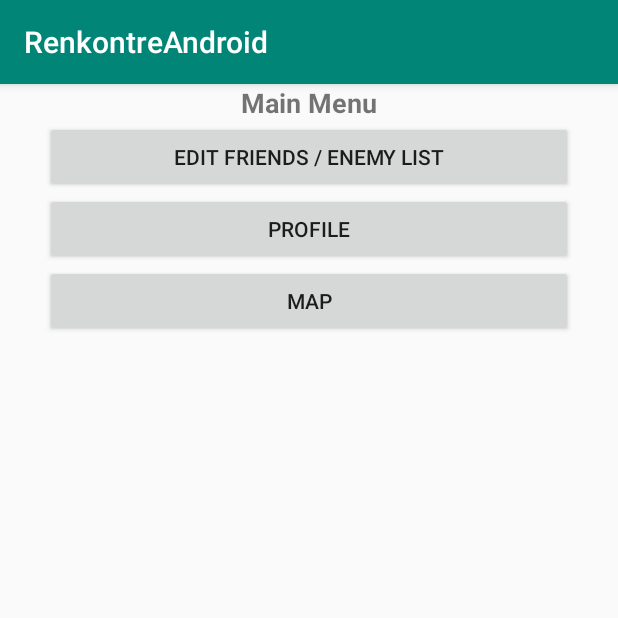
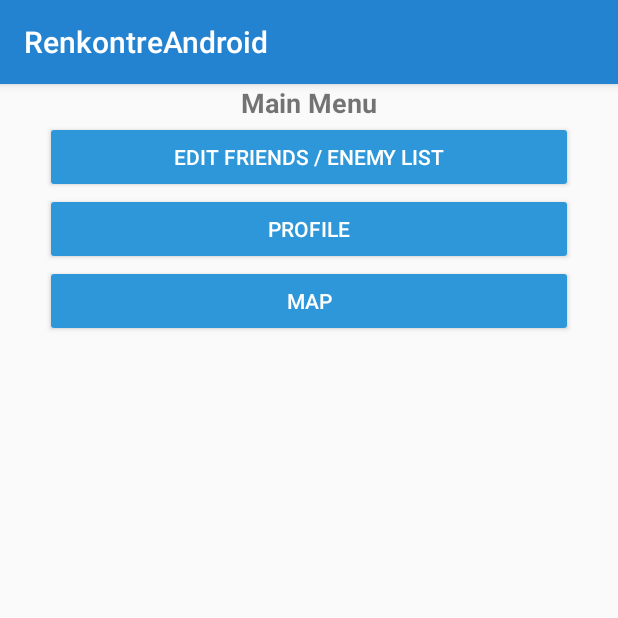
Before and after one commit to Tenshi25/RenkontreAndroid, an Android app: the Accueil_activity screen opened directly, with no data from a screen before it, on a phone screen of 412 x 824 dp, the top half of it. Run offline under Robolectric (Android 15) with nearby library versions, the phone set to English and light mode, and no system bars; our stand-ins replace Firebase (no records; nobody signed in at launch, a user with empty details on screens opened directly).

Commit message:
maj interface Graphique

```diff
--- a/app/src/main/java/master/ccm/renkontreandroid/MapActivity.java
+++ b/app/src/main/java/master/ccm/renkontreandroid/MapActivity.java
@@ -7,6 +7,8 @@ import android.Manifest;
 import android.content.ContentResolver;
 import android.content.Intent;
 import android.database.Cursor;
+import android.graphics.Color;
+import android.graphics.drawable.ColorDrawable;
 import android.os.Bundle;
 import android.provider.ContactsContract;
 import android.text.Editable;
@@ -60,7 +62,6 @@ public class MapActivity extends AppCompatActivity implements OnMapReadyCallback
         setContentView(R.layout.activity_map);
 
         PermissionUtils.askAllPermission(this);
-
         this.userNumberMap = new HashMap<>();
         this.maxDistanceInKm = 9999999.99;
         this.editTextMaxDistanceInKm = findViewById(R.id.id_map_value_max_distance);
--- /dev/null
+++ b/app/src/main/res/color/blue.xml
@@ -0,0 +1,4 @@
+<?xml version="1.0" encoding="utf-8"?>
+<selector xmlns:android="http://schemas.android.com/apk/res/android">
+
+</selector>
--- a/app/src/main/res/layout/layout_list_friends_enemy.xml
+++ b/app/src/main/res/layout/layout_list_friends_enemy.xml
@@ -12,8 +12,10 @@
         android:layout_height="wrap_content"
         android:layout_marginStart="16dp"
         android:layout_marginBottom="16dp"
+        android:backgroundTint="#2E97D9"
         android:onClick="onClickReturn"
         android:text="@string/bt_return"
+        android:textColor="@color/common_google_signin_btn_text_dark_pressed"
         app:layout_constraintBottom_toBottomOf="parent"
         app:layout_constraintStart_toStartOf="parent" />
 
--- a/app/src/main/res/layout/menu_home.xml
+++ b/app/src/main/res/layout/menu_home.xml
@@ -16,22 +16,28 @@
         android:id="@+id/bt_listFriendsEnemy"
         android:layout_width="match_parent"
         android:layout_height="wrap_content"
+        android:backgroundTint="#2E97D9"
         android:onClick="onClickFriendsEnemyList"
-        android:text="@string/bt_List_friends_ennemy" />
+        android:text="@string/bt_List_friends_ennemy"
+        android:textColor="@color/common_google_signin_btn_text_dark_default" />
 
     <Button
         android:id="@+id/bt_profile"
         android:layout_width="match_parent"
         android:layout_height="wrap_content"
+        android:backgroundTint="#2E97D9"
         android:onClick="onClickProfile"
-        android:text="@string/bt_to_profile" />
+        android:text="@string/bt_to_profile"
+        android:textColor="@color/common_google_signin_btn_text_dark_default" />
 
 
     <Button
         android:id="@+id/bt_map"
         android:layout_width="match_parent"
         android:layout_height="wrap_content"
+        android:backgroundTint="#2E97D9"
         android:onClick="onClickMap"
-        android:text="@string/bt_to_map" />
+        android:text="@string/bt_to_map"
+        android:textColor="@color/common_google_signin_btn_text_dark_default" />
 
 </LinearLayout>
--- a/app/src/main/res/values/colors.xml
+++ b/app/src/main/res/values/colors.xml
@@ -1,6 +1,6 @@
 <?xml version="1.0" encoding="utf-8"?>
 <resources>
-    <color name="colorPrimary">#008577</color>
-    <color name="colorPrimaryDark">#00574B</color>
-    <color name="colorAccent">#D81B60</color>
+    <color name="colorPrimary">#2483D1</color>
+    <color name="colorPrimaryDark">#020202</color>
+    <color name="colorAccent">#2E95D5</color>
 </resources>
```
Also changed, not shown: app/src/main/res/layout/form_add_friend_enemy.xml (+6 -2 lines), app/src/main/res/layout/formulaire_connexion.xml (+6 -2 lines), app/src/main/res/layout/formulaire_inscription.xml (+6 -2 lines), app/src/main/res/layout/profil_update_form.xml (+6 -2 lines), 1 other file.
